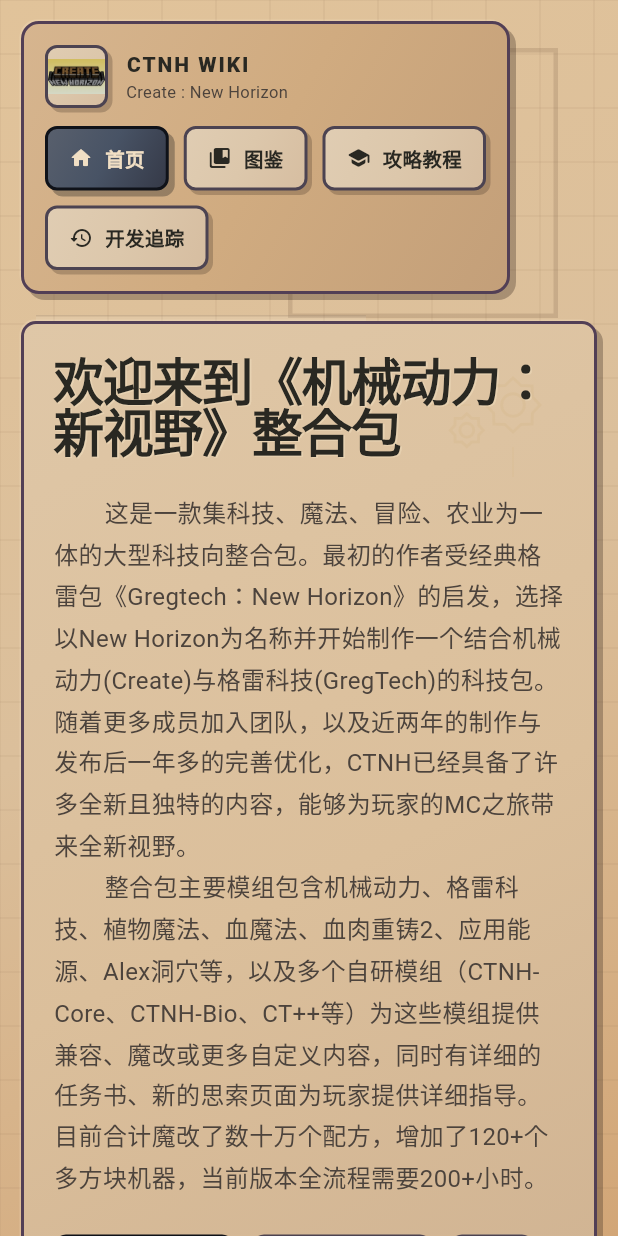
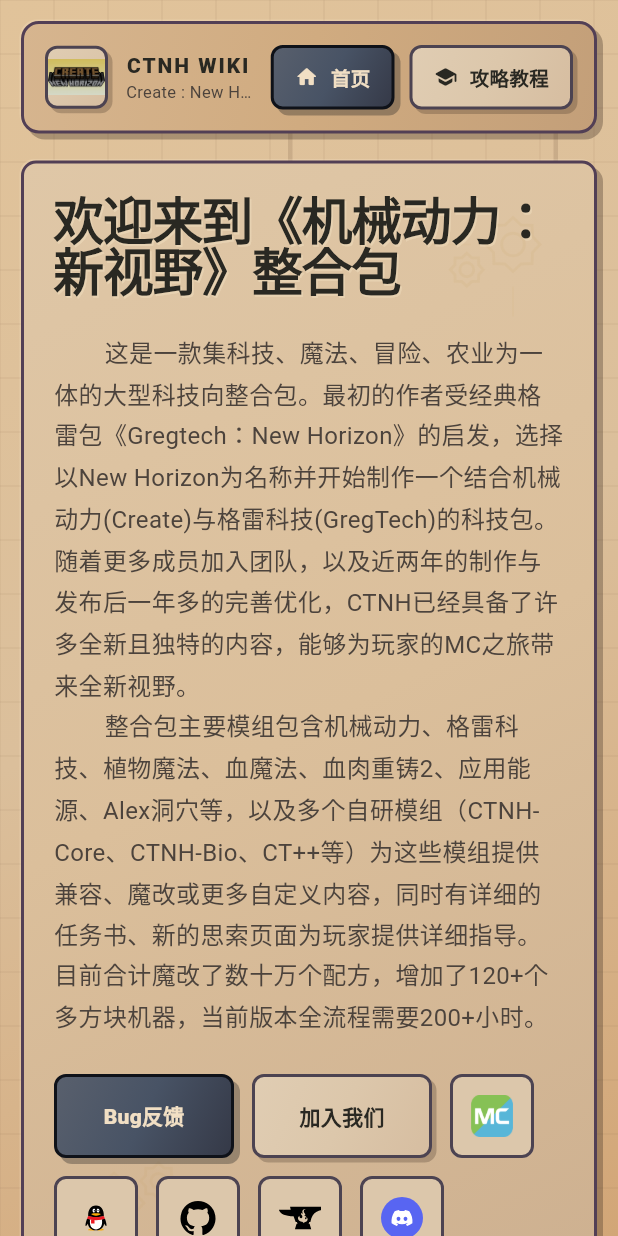
Before and after one commit to aaaAlant/CTNH-WIKI, a Flutter app: the screen it shows after launch, on a phone screen of 412 x 824 dp. Run offline on Flutter 3.47's test engine with Material 3 defaults, Android fonts, the phone set to English and light mode, and no system bars; our stand-ins replace flutter_markdown_plus, flutter_svg; missing offline and left inert: dart:html, dart:js_interop, three_js.

Commit message:
手机屏幕适配

```diff
--- a/lib/app/wiki_app_shell.dart
+++ b/lib/app/wiki_app_shell.dart
@@ -2,10 +2,8 @@
 import 'package:ctnh_wiki/app/wiki_visuals.dart';
 import 'package:ctnh_wiki/data/wiki_tabs_data.dart';
 import 'package:ctnh_wiki/features/guides/view/guides_tutorial_tab.dart';
-import 'package:ctnh_wiki/features/handbook/view/handbook_tab.dart';
 import 'package:ctnh_wiki/features/home/view/home_tab.dart';
 import 'package:ctnh_wiki/features/shared/widgets/background_texture.dart';
-import 'package:ctnh_wiki/features/versions/view/version_list_tab.dart';
 import 'package:flutter/material.dart';
 
 class WikiAppShell extends StatefulWidget {
@@ -18,12 +16,7 @@
 class _WikiAppShellState extends State<WikiAppShell> {
   int _selectedIndex = 0;
 
-  static const _pages = [
-    HomeTab(),
-    HandbookTab(),
-    GuidesTutorialTab(),
-    VersionListTab(),
-  ];
+  static const _pages = [HomeTab(), GuidesTutorialTab()];
 
   @override
   Widget build(BuildContext context) {
@@ -86,17 +79,20 @@
 
   @override
   Widget build(BuildContext context) {
+    final compactShowLabel = responsive.width >= 330;
     final chips = List.generate(
       items.length,
       (index) => _NavChip(
         label: items[index].label,
         icon: items[index].icon,
+        showLabel: compactShowLabel || !responsive.isCompact,
         selected: index == selectedIndex,
         onTap: () => onSelected(index),
       ),
     );
 
     return Container(
+      width: double.infinity,
       padding: EdgeInsets.symmetric(
         horizontal: responsive.isCompact ? 14 : 22,
         vertical: 14,
@@ -106,17 +102,25 @@
         radiusValue: responsive.isCompact ? 12 : 14,
       ),
       child: responsive.isCompact
-          ? Column(
-              crossAxisAlignment: CrossAxisAlignment.start,
+          ? Row(
+              crossAxisAlignment: CrossAxisAlignment.center,
               children: [
-                const _BrandLockup(),
-                const SizedBox(height: 12),
-                Wrap(spacing: 10, runSpacing: 10, children: chips),
+                const Expanded(child: _BrandLockup(isCompact: true)),
+                const SizedBox(width: 10),
+                Row(
+                  mainAxisSize: MainAxisSize.min,
+                  children: [
+                    for (var i = 0; i < chips.length; i++) ...[
+                      chips[i],
+                      if (i != chips.length - 1) const SizedBox(width: 10),
+                    ],
+                  ],
+                ),
               ],
             )
           : Row(
               children: [
-                const _BrandLockup(),
+                const _BrandLockup(isCompact: false),
                 const Spacer(),
                 ...chips.map(
                   (chip) => Padding(
@@ -131,12 +135,14 @@
 }
 
 class _BrandLockup extends StatelessWidget {
-  const _BrandLockup();
+  const _BrandLockup({required this.isCompact});
+
+  final bool isCompact;
 
   @override
   Widget build(BuildContext context) {
     return Row(
-      mainAxisSize: MainAxisSize.min,
+      mainAxisSize: isCompact ? MainAxisSize.max : MainAxisSize.min,
       children: [
         Container(
           width: 42,
@@ -148,11 +154,15 @@
           child: Image.asset('assets/icons/app/logo-480x300.jpg', width: 42),
         ),
         const SizedBox(width: 12),
-        const Column(
+        const Flexible(
+          child: Column(
             crossAxisAlignment: CrossAxisAlignment.start,
+            mainAxisSize: MainAxisSize.min,
             children: [
               Text(
                 'CTNH WIKI',
+                maxLines: 1,
+                overflow: TextOverflow.ellipsis,
                 style: TextStyle(
                   fontWeight: FontWeight.w900,
                   letterSpacing: 1.3,
@@ -161,9 +171,12 @@
               ),
               Text(
                 'Create : New Horizon',
+                maxLines: 1,
+                overflow: TextOverflow.ellipsis,
                 style: TextStyle(fontSize: 11, color: WikiPalette.inkSoft),
               ),
             ],
+          ),
         ),
       ],
     );
@@ -174,24 +187,32 @@
   const _NavChip({
     required this.label,
     required this.icon,
+    required this.showLabel,
     required this.selected,
     required this.onTap,
   });
 
   final String label;
   final IconData icon;
+  final bool showLabel;
   final bool selected;
   final VoidCallback onTap;
 
   @override
   Widget build(BuildContext context) {
+    final width = MediaQuery.sizeOf(context).width;
+    final iconOnly = !showLabel;
+
     return Material(
       color: Colors.transparent,
       child: InkWell(
         onTap: onTap,
         borderRadius: BorderRadius.circular(8),
         child: Container(
-          padding: const EdgeInsets.symmetric(horizontal: 14, vertical: 10),
+          padding: EdgeInsets.symmetric(
+            horizontal: iconOnly ? 12 : (width < 380 ? 10 : 14),
+            vertical: 10,
+          ),
           decoration: selected
               ? WikiDecorations.darkFrame(radiusValue: 8)
               : WikiDecorations.slot(
@@ -200,15 +221,20 @@
                 ),
           child: Row(
             mainAxisSize: MainAxisSize.min,
+            mainAxisAlignment: MainAxisAlignment.center,
             children: [
               Icon(
                 icon,
                 size: 16,
                 color: selected ? WikiPalette.lineLight : WikiPalette.ink,
               ),
+              if (showLabel) ...[
                 const SizedBox(width: 8),
                 Text(
                   label,
+                  maxLines: 1,
+                  overflow: TextOverflow.ellipsis,
+                  textAlign: TextAlign.center,
                   style: TextStyle(
                     fontSize: 13,
                     fontWeight: FontWeight.w900,
@@ -216,6 +242,7 @@
                   ),
                 ),
               ],
+            ],
           ),
         ),
       ),
--- a/lib/data/wiki_tabs_data.dart
+++ b/lib/data/wiki_tabs_data.dart
@@ -9,7 +9,5 @@
 
 const wikiTabs = [
   WikiTabItem(label: '首页', icon: Icons.home_rounded),
-  WikiTabItem(label: '图鉴', icon: Icons.collections_bookmark_rounded),
   WikiTabItem(label: '攻略教程', icon: Icons.school_rounded),
-  WikiTabItem(label: '开发追踪', icon: Icons.history_rounded),
 ];
--- a/lib/features/guides/data/guides_tutorial_data.dart
+++ b/lib/features/guides/data/guides_tutorial_data.dart
@@ -1,4 +1 @@
 const guidesTutorialTitle = '攻略教程';
-
-const guidesTutorialDescription =
-    '这一页由 JSON 注册表驱动。只有在注册表中登记过的 Markdown 文档才会显示，你可以按分类、标签筛选，也可以直接搜索标题。';
--- a/temp_test.txt
+++ /dev/null
@@ -1 +0,0 @@
-hello
```
Also changed, not shown: lib/features/guides/view/guides_tutorial_tab.dart (+0 -33 lines), lib/features/home/data/home_page_data.dart (+5 -5 lines), lib/features/home/view/home_tab.dart (+22 -12 lines), 5 other files. Lines whose indentation alone changed are shown as unchanged.
